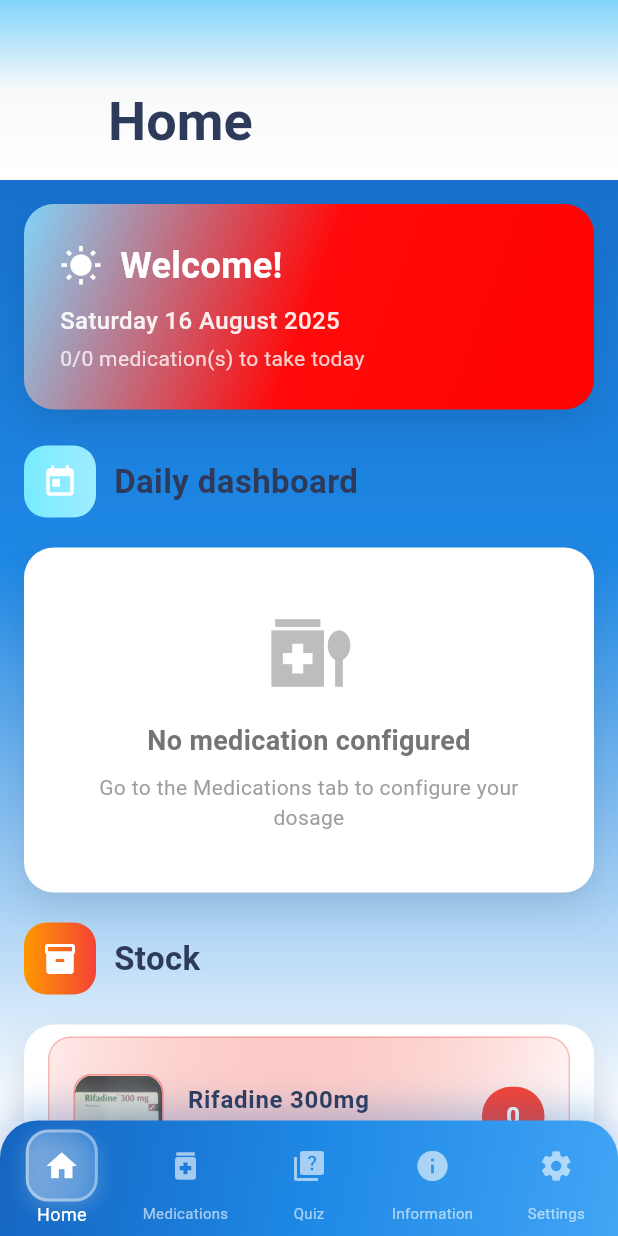
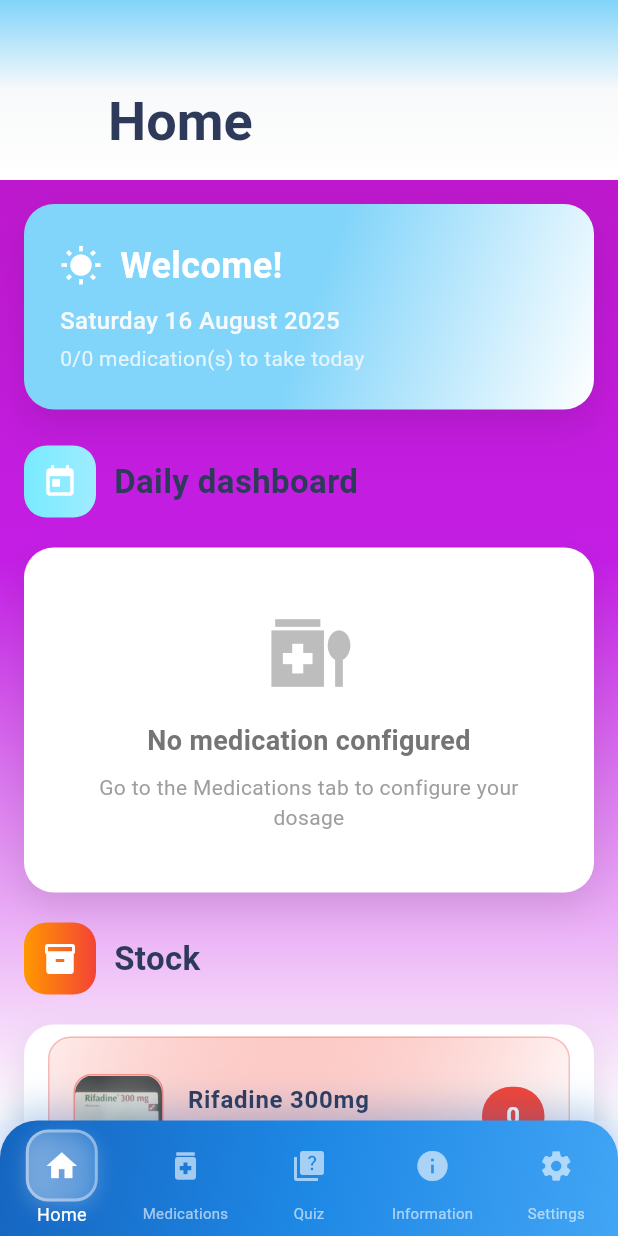
Before and after one commit to AllAbdel/TB-Me, a Flutter app: the screen it shows after launch, on a phone screen of 412 x 824 dp. Run offline on Flutter 3.47's test engine with Material 3 defaults, Android fonts, the phone set to English and light mode, and no system bars; our stand-ins replace flutter_local_notifications, permission_handler, shared_preferences, sqflite, timezone; missing offline and left inert: syncfusion_flutter_pdfviewer; accounts and stored records are empty.

Commit message:
accueil test 1

```diff
--- a/lib/pages/accueil_page.dart
+++ b/lib/pages/accueil_page.dart
@@ -687,8 +687,8 @@ int getTotalMedicamentsAujourdhui() {
                 begin: Alignment.topCenter,
                 end: Alignment.bottomCenter,
                 colors: [
-                  Color(0xFF1565C0), // Bleu très foncé
-                  Color(0xFF1E88E5), // Bleu foncé
+                  Color.fromARGB(255, 186, 21, 192), // Bleu très foncé
+                  Color.fromARGB(255, 196, 30, 229), // Bleu foncé
                   Colors.white,
                 ],
               ),
@@ -717,8 +717,8 @@ int getTotalMedicamentsAujourdhui() {
                           begin: Alignment.topLeft,
                           end: Alignment.bottomRight,
                           colors: [
-                            Color(0xFF1565C0), // Bleu très foncé
-                            Color(0xFF1E88E5), // Bleu foncé
+                            Color.fromARGB(255, 255, 255, 255),
+                            Color.fromARGB(255, 255, 255, 255),
                           ],
                         ),
                       ),
@@ -755,8 +755,8 @@ int getTotalMedicamentsAujourdhui() {
                           end: Alignment.bottomRight,
                           colors: [
                             Color(0xFF81D4FA), // Bleu clair
-                          Color.fromARGB(255, 255, 10, 10),
-                          const Color.fromARGB(255, 255, 3, 3),
+                          Color.fromARGB(255, 129, 212, 250),
+                          const Color.fromARGB(255, 255, 255, 255),
                           ],
                         ),
                             borderRadius: BorderRadius.circular(20),
```
